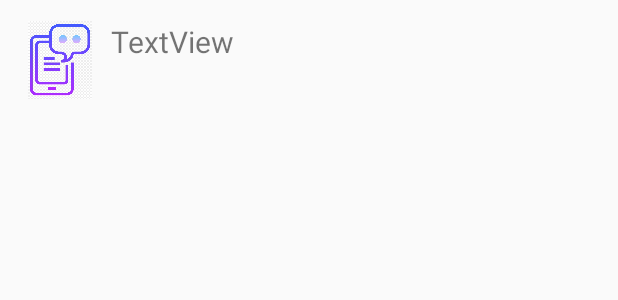
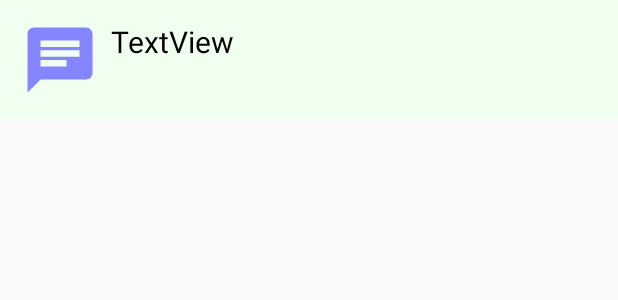
Before and after one commit to Priyandubey/ChatApp, an Android app: the layout chats_recycler.xml on its own in the app's theme, with its tools: preview values and no code run, on a phone screen of 412 x 824 dp. Shown: the top 300 px of the screen. Run offline under Robolectric (Android 15) with nearby library versions, the phone set to English and light mode, and no system bars.

```diff
--- a/app/src/main/java/com/example/chatapp/Chats.java
+++ b/app/src/main/java/com/example/chatapp/Chats.java
@@ -1,6 +1,7 @@
 package com.example.chatapp;
 
 
+import android.graphics.Color;
 import android.os.Bundle;
 
 import androidx.annotation.NonNull;
@@ -45,6 +46,7 @@ public class Chats extends Fragment {
         // Inflate the layout for this fragment
         View view =  inflater.inflate(R.layout.fragment_chats, container, false);
 
+        view.setBackgroundColor(Color.parseColor("#f1fff0"));
         usersList = new ArrayList<>();
         chatsRecyclerView = view.findViewById(R.id.chatsRecyler);
         layoutManager = new LinearLayoutManager(getContext());
--- a/app/src/main/java/com/example/chatapp/Profile.java
+++ b/app/src/main/java/com/example/chatapp/Profile.java
@@ -93,6 +93,7 @@ public class Profile extends Fragment {
                                 .into(profileImageView);
                     }catch(Exception e){
                         e.printStackTrace();
+                        profileImageView.setImageDrawable(getResources().getDrawable(R.drawable.ic_add_black_24dp));
                     }
 
 
--- /dev/null
+++ b/app/src/main/res/drawable/messagechatsnewapp.xml
@@ -0,0 +1,9 @@
+<vector xmlns:android="http://schemas.android.com/apk/res/android"
+        android:width="24dp"
+        android:height="24dp"
+        android:viewportWidth="24.0"
+        android:viewportHeight="24.0">
+    <path
+        android:fillColor="#8585ff"
+        android:pathData="M20,2L4,2c-1.1,0 -1.99,0.9 -1.99,2L2,22l4,-4h14c1.1,0 2,-0.9 2,-2L22,4c0,-1.1 -0.9,-2 -2,-2zM6,9h12v2L6,11L6,9zM14,14L6,14v-2h8v2zM18,8L6,8L6,6h12v2z"/>
+</vector>
--- a/app/src/main/res/layout/activity_main.xml
+++ b/app/src/main/res/layout/activity_main.xml
@@ -33,6 +33,7 @@
         android:layout_marginEnd="20dp"
         android:background="@drawable/round_layout_edittext"
         android:hint="password"
+        android:inputType="textPassword"
         android:padding="10dp"
         app:layout_constraintBottom_toBottomOf="parent"
         app:layout_constraintEnd_toEndOf="parent"
--- a/app/src/main/res/layout/chats_recycler.xml
+++ b/app/src/main/res/layout/chats_recycler.xml
@@ -3,6 +3,7 @@
     xmlns:app="http://schemas.android.com/apk/res-auto"
     android:layout_width="match_parent"
     android:layout_height="wrap_content"
+    android:background="#f1fff0"
     android:orientation="horizontal"
     android:padding="10dp">
 
@@ -22,6 +23,7 @@
         android:layout_weight="1"
         android:padding="4dp"
         android:text="TextView"
+        android:textColor="@android:color/black"
         android:textSize="20sp" />
 
 </LinearLayout>
--- a/app/src/main/res/layout/fragment_chats.xml
+++ b/app/src/main/res/layout/fragment_chats.xml
@@ -3,7 +3,7 @@
     xmlns:tools="http://schemas.android.com/tools"
     android:layout_width="match_parent"
     android:layout_height="match_parent"
-    android:background="@android:color/background_light"
+    android:background="#f1fff0"
     android:orientation="vertical"
     tools:context=".MainActivity">
 
--- a/app/src/main/res/layout/share_recycler.xml
+++ b/app/src/main/res/layout/share_recycler.xml
@@ -21,6 +21,7 @@
         android:layout_marginLeft="10dp"
         android:padding="4dp"
         android:text="TextView"
+        android:textColor="@android:color/black"
         android:textSize="20sp" />
 
     <ImageView
```
Also changed, not shown: app/src/main/java/com/example/chatapp/ChatRoom.java (+72 -27 lines), app/src/main/res/drawable/messagechatsnewapp.png (deleted).
